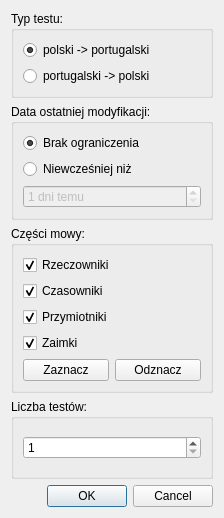
BStalewski/lanler, file ui/test_params.ui: the form before one commit.
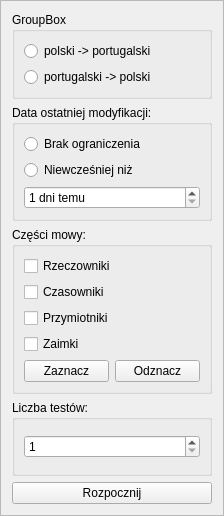
The form after the commit.

Commit message: Changed test params to dialog

What changed in the file:
```diff
--- a/ui/test_params.ui
+++ b/ui/test_params.ui
@@ -1,35 +1,36 @@
 <?xml version="1.0" encoding="UTF-8"?>
 <ui version="4.0">
- <class>TestParamsDialog</class>
- <widget class="QDialog" name="TestParamsDialog">
+ <class>TestParamsFrame</class>
+ <widget class="QFrame" name="TestParamsFrame">
   <property name="geometry">
    <rect>
     <x>0</x>
     <y>0</y>
     <width>224</width>
-    <height>518</height>
+    <height>516</height>
    </rect>
   </property>
   <property name="windowTitle">
    <string>Parametry testu</string>
   </property>
-  <layout class="QVBoxLayout" name="verticalLayout">
-   <item>
+  <property name="frameShape">
+   <enum>QFrame::StyledPanel</enum>
+  </property>
+  <property name="frameShadow">
+   <enum>QFrame::Raised</enum>
+  </property>
     <layout class="QVBoxLayout" name="verticalLayout_2">
      <item>
       <widget class="QGroupBox" name="typeGroupBox">
        <property name="title">
-        <string>Typ testu:</string>
-       </property>
-       <layout class="QVBoxLayout" name="verticalLayout_5">
+      <string>GroupBox</string>
+     </property>
+     <layout class="QVBoxLayout" name="verticalLayout">
         <item>
          <widget class="QRadioButton" name="plPtTypeRadioButton">
           <property name="text">
            <string>polski -&gt; portugalski</string>
           </property>
-          <property name="checked">
-           <bool>true</bool>
-          </property>
          </widget>
         </item>
         <item>
@@ -37,9 +38,6 @@
           <property name="text">
            <string>portugalski -&gt; polski</string>
           </property>
-          <property name="checked">
-           <bool>false</bool>
-          </property>
          </widget>
         </item>
        </layout>
@@ -56,9 +54,6 @@
           <property name="text">
            <string>Brak ograniczenia</string>
           </property>
-          <property name="checked">
-           <bool>true</bool>
-          </property>
          </widget>
         </item>
         <item>
@@ -69,12 +64,7 @@
          </widget>
         </item>
         <item>
-         <layout class="QHBoxLayout" name="horizontalLayout">
-          <item>
            <widget class="QSpinBox" name="daysAgoSpinBox">
-            <property name="enabled">
-             <bool>false</bool>
-            </property>
             <property name="suffix">
              <string> dni temu</string>
             </property>
@@ -87,8 +77,6 @@
            </widget>
           </item>
          </layout>
-        </item>
-       </layout>
       </widget>
      </item>
      <item>
@@ -102,9 +90,6 @@
           <property name="text">
            <string>Rzeczowniki</string>
           </property>
-          <property name="checked">
-           <bool>true</bool>
-          </property>
          </widget>
         </item>
         <item>
@@ -112,9 +97,6 @@
           <property name="text">
            <string>Czasowniki</string>
           </property>
-          <property name="checked">
-           <bool>true</bool>
-          </property>
          </widget>
         </item>
         <item>
@@ -122,9 +104,6 @@
           <property name="text">
            <string>Przymiotniki</string>
           </property>
-          <property name="checked">
-           <bool>true</bool>
-          </property>
          </widget>
         </item>
         <item>
@@ -132,13 +111,10 @@
           <property name="text">
            <string>Zaimki</string>
           </property>
-          <property name="checked">
-           <bool>true</bool>
-          </property>
          </widget>
         </item>
         <item>
-         <layout class="QHBoxLayout" name="horizontalLayout_2">
+       <layout class="QHBoxLayout" name="horizontalLayout">
           <item>
            <widget class="QPushButton" name="checkAllPosPushButton">
             <property name="text">
@@ -169,7 +145,7 @@
        <property name="title">
         <string>Liczba testów:</string>
        </property>
-       <layout class="QVBoxLayout" name="verticalLayout_6">
+     <layout class="QVBoxLayout" name="verticalLayout_5">
         <item>
          <widget class="QSpinBox" name="testsCountSpinBox">
           <property name="minimum">
@@ -183,15 +159,10 @@
        </layout>
       </widget>
      </item>
-    </layout>
-   </item>
    <item>
-    <widget class="QDialogButtonBox" name="buttonBox">
-     <property name="orientation">
-      <enum>Qt::Horizontal</enum>
-     </property>
-     <property name="standardButtons">
-      <set>QDialogButtonBox::Cancel|QDialogButtonBox::Ok</set>
+    <widget class="QPushButton" name="startPushButton">
+     <property name="text">
+      <string>Rozpocznij</string>
      </property>
     </widget>
    </item>
```
Left out of the diff: 59 changed lines with no effect on the pictures. Lines whose indentation alone changed are shown as unchanged. The commit also changes 13 other files.
